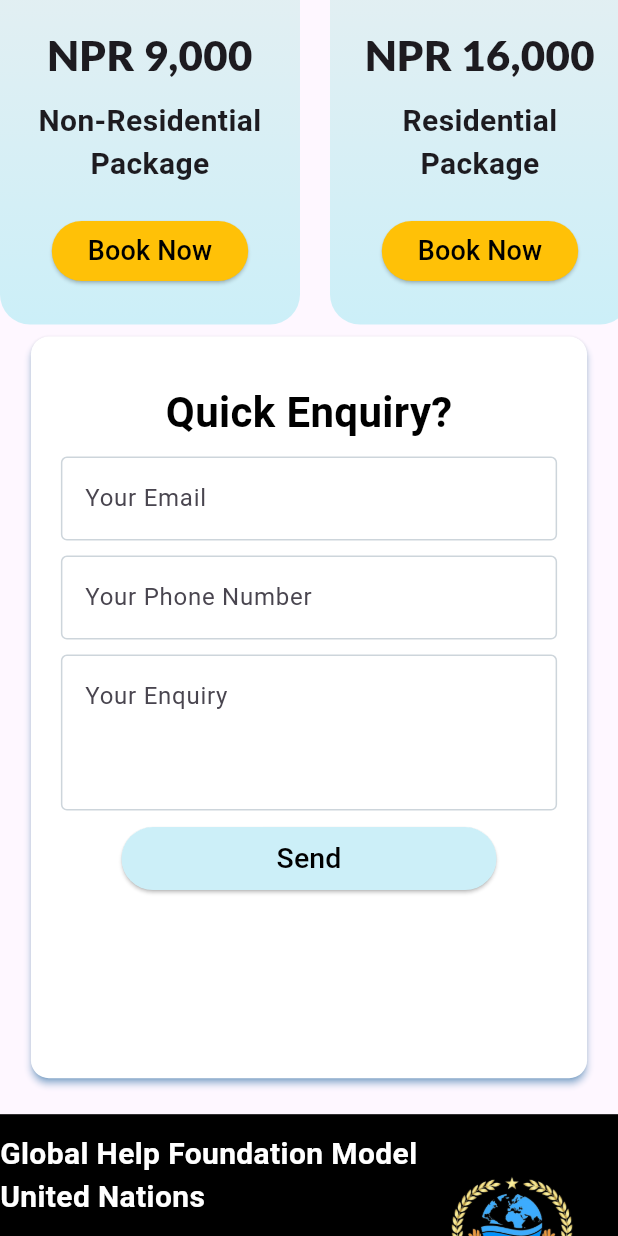
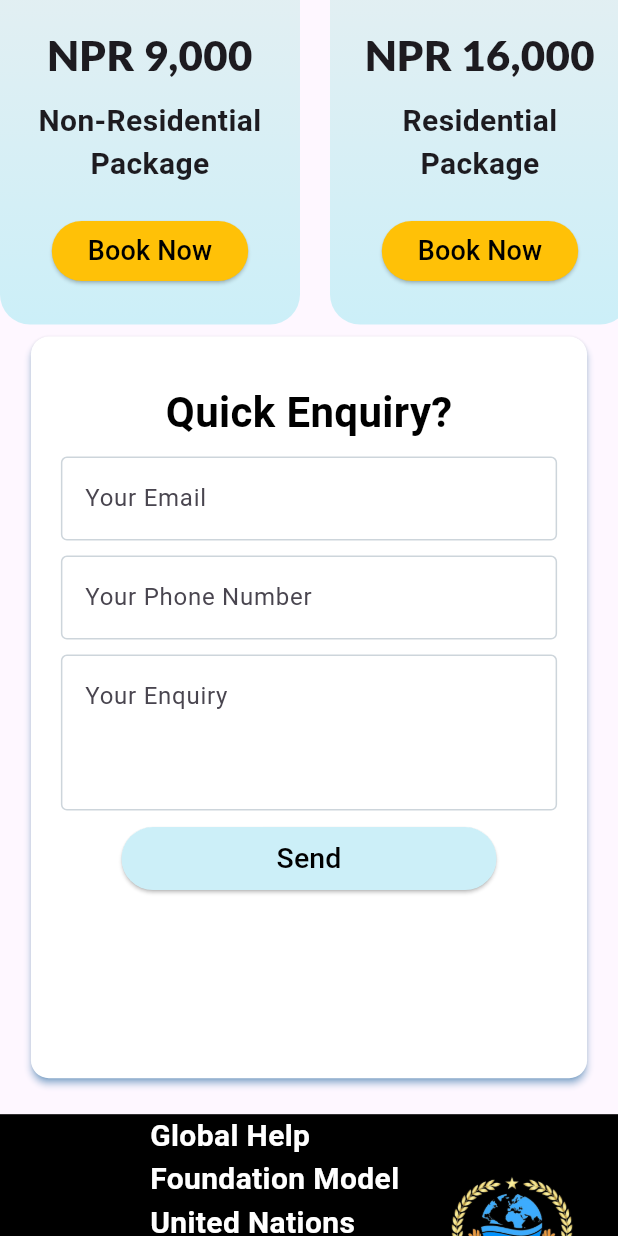
Before and after one commit to Narayan78/ghfmun, a Flutter app: the screen it shows after launch, scrolled down 2304 dp, on a phone screen of 412 x 824 dp. Run offline on Flutter 3.47's test engine with Material 3 defaults, Android fonts, the light colour scheme and no system bars; our stand-ins replace auto_size_text, dartz, dio, flutter_riverpod, google_fonts, scroll_to_index; Roboto replaces fonts that are missing (Actor, Agdasima).

Commit message:
footer section is upgraded

```diff
--- a/lib/common/footer.dart
+++ b/lib/common/footer.dart
@@ -12,11 +12,16 @@ class FooterSection extends StatelessWidget {
       child: Row(
         mainAxisAlignment: MainAxisAlignment.spaceBetween,
         children: [
-        const  Expanded(
+          const  SizedBox(width: 100,),
+          const Expanded(
             child: Column(
               mainAxisAlignment: MainAxisAlignment.center,
               crossAxisAlignment: CrossAxisAlignment.center,
               children: [
+
+                Column(
+                  children: [
+
                     Text(
                       "Global Help Foundation Model United Nations",
                       style: TextStyle(
@@ -45,6 +50,8 @@ class FooterSection extends StatelessWidget {
                     ),
                   ],
                 ),
+              ],
+            ),
           ),
           Image.asset(
             "assets/ghfmun_logo.png",
--- a/lib/models/teamsModel.dart
+++ b/lib/models/teamsModel.dart
@@ -65,7 +65,7 @@ final List<TeamModels> teamList = [
     TeamModels(
     name: "Saraswati Kayastha",
     imageUrl:
-        "assets/teams/saru.jpg",
+        "assets/teams/Saru.jpg",
     position: "Office Assistance",
   ),
 ];
```
Lines whose indentation alone changed are shown as unchanged.
